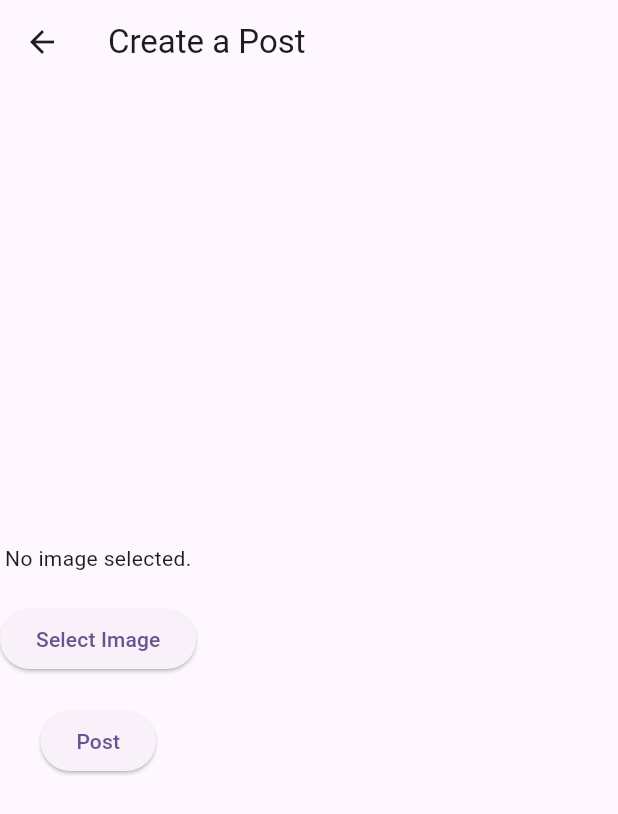
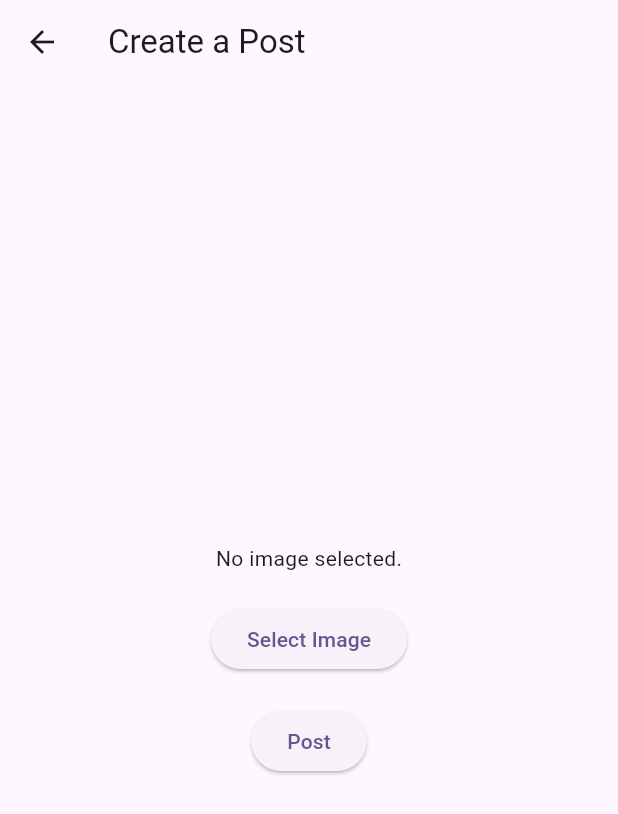
Before and after one commit to sebsm1th/DigiDress, a Flutter app: the Posting screen opened directly, on a phone screen of 412 x 824 dp. Shown: the top 814 px of the screen. Run offline on Flutter 3.47's test engine with Material 3 defaults, Android fonts, the light colour scheme and no system bars; our stand-ins replace image_picker.

Commit message:
updated posting cllass
changed the interface of the posting class

```diff
--- a/digidress/lib/posting.dart
+++ b/digidress/lib/posting.dart
@@ -56,7 +56,8 @@ class _PostingState extends State<Posting> {
     appBar: AppBar(
       title: Text('Create a Post'),
     ),
-      body: Column(
+    body: Center(
+      child: Column(
         mainAxisAlignment: MainAxisAlignment.center,
         children: <Widget>[
           _imageFile == null
@@ -76,6 +77,8 @@ class _PostingState extends State<Posting> {
           ),
         ],
       ),
+    ),
   );
 }
+
 }
```
Lines whose indentation alone changed are shown as unchanged.
